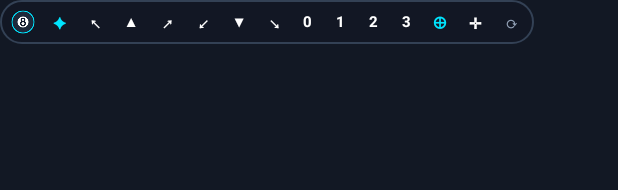
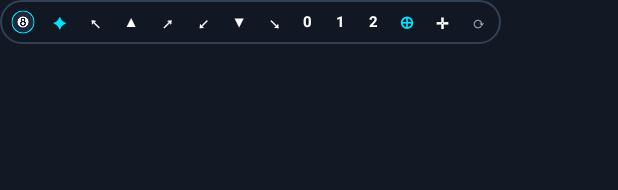
Before and after one commit to Dayat222/8BallLine, an Android app: the layout view_floating_menu.xml on its own in the app's theme, with its tools: preview values and no code run, on a phone screen of 412 x 824 dp. Shown: the top 190 px of the screen. Run offline under Robolectric (Android 15) with nearby library versions, the phone set to English and light mode, and no system bars.

Commit message:
refactor: remove 3-bounce option to keep guidelines clean (v1.0.16)

```diff
--- a/app/build.gradle.kts
+++ b/app/build.gradle.kts
@@ -11,8 +11,8 @@ android {
         applicationId = "com.dayat.eightballline"
         minSdk = 24
         targetSdk = 34
-        versionCode = 16
-        versionName = "1.0.15"
+        versionCode = 17
+        versionName = "1.0.16"
 
         testInstrumentationRunner = "androidx.test.runner.AndroidJUnitRunner"
     }
--- a/app/src/main/java/com/dayat/eightballline/model/TableConfig.kt
+++ b/app/src/main/java/com/dayat/eightballline/model/TableConfig.kt
@@ -31,7 +31,7 @@ data class TableConfig(
     var orientation: TableOrientation = TableOrientation.LANDSCAPE,
     var activePocket: Pocket = Pocket.ALL,
     var bankDirection: BankDirection = BankDirection.ALL,
-    var enabledBounces: MutableSet<Int> = mutableSetOf(1), // Kombinasi bebas: 0 = Langsung, 1, 2, 3 pantul
+    var enabledBounces: MutableSet<Int> = mutableSetOf(1), // Kombinasi bebas: 0 = Langsung, 1, 2 pantul
     var colorByPocket: Boolean = true,
     var lineColor: Int = 0xFF00E5FF.toInt(), // Cyan neon
     var lineWidth: Float = 2.6f,
--- a/app/src/main/java/com/dayat/eightballline/util/DiamondSystemCalculator.kt
+++ b/app/src/main/java/com/dayat/eightballline/util/DiamondSystemCalculator.kt
@@ -220,7 +220,7 @@ object DiamondSystemCalculator {
         val result = mutableListOf<BankTrajectory>()
         val pockets = getPocketPositions(config)
         val activeFilter = config.activePocket
-        val activeBounces = config.enabledBounces.filter { it in 0..3 }.sorted()
+        val activeBounces = config.enabledBounces.filter { it in 0..2 }.sorted()
         if (activeBounces.isEmpty()) return result
 
         val includeTopBottom = config.bankDirection == BankDirection.ALL ||
--- a/app/src/main/java/com/dayat/eightballline/util/PreferencesManager.kt
+++ b/app/src/main/java/com/dayat/eightballline/util/PreferencesManager.kt
@@ -104,10 +104,11 @@ class PreferencesManager(context: Context) {
             val csv = prefs.getString("enabled_bounces_csv", "1").orEmpty()
             csv.split(",")
                 .mapNotNull { it.trim().toIntOrNull() }
-                .filter { it in 0..3 }
+                .filter { it in 0..2 }
                 .toMutableSet()
+                .also { if (it.isEmpty() && csv.contains("3")) it.add(1) }
         } else {
-            mutableSetOf(prefs.getInt("bounce_count", 1).coerceIn(0, 3))
+            mutableSetOf(prefs.getInt("bounce_count", 1).coerceIn(0, 2))
         }
         val colorByPocket = prefs.getBoolean("color_by_pocket", true)
         val lineColor = prefs.getInt("line_color", 0xFF00E5FF.toInt())
--- a/app/src/main/res/layout/view_floating_menu.xml
+++ b/app/src/main/res/layout/view_floating_menu.xml
@@ -104,7 +104,7 @@
             android:textSize="11sp"
             android:textStyle="bold" />
 
-        <!-- Pemilih Cepat Jumlah Pantulan: 0 (Langsung), 1, 2, 3 Pantul -->
+        <!-- Pemilih Cepat Jumlah Pantulan: 0 (Langsung), 1, 2 Pantul -->
         <TextView
             android:id="@+id/btnQuickBounce0"
             android:layout_width="19dp"
@@ -134,17 +134,6 @@
             android:layout_margin="1dp"
             android:gravity="center"
             android:text="2"
-            android:textColor="@color/text_primary"
-            android:textSize="10sp"
-            android:textStyle="bold" />
-
-        <TextView
-            android:id="@+id/btnQuickBounce3"
-            android:layout_width="19dp"
-            android:layout_height="20dp"
-            android:layout_margin="1dp"
-            android:gravity="center"
-            android:text="3"
             android:textColor="@color/text_primary"
             android:textSize="10sp"
             android:textStyle="bold" />
@@ -421,21 +410,9 @@
                     android:id="@+id/btnBounce2"
                     android:layout_width="0dp"
                     android:layout_height="24dp"
-                    android:layout_marginEnd="3dp"
                     android:layout_weight="1"
                     android:gravity="center"
                     android:text="2 Pantul"
-                    android:textColor="@color/text_primary"
-                    android:textSize="9sp"
-                    android:textStyle="bold" />
-
-                <TextView
-                    android:id="@+id/btnBounce3"
-                    android:layout_width="0dp"
-                    android:layout_height="24dp"
-                    android:layout_weight="1"
-                    android:gravity="center"
-                    android:text="3 Pantul"
                     android:textColor="@color/text_primary"
                     android:textSize="9sp"
                     android:textStyle="bold" />
```
Also changed, not shown: app/src/main/java/com/dayat/eightballline/view/FloatingMenuManager.kt (+2 -6 lines).
